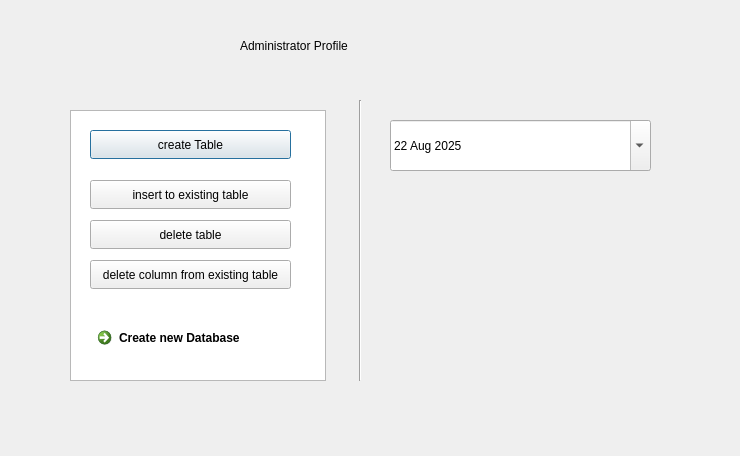
The window that admin_profile_dialog.ui (SandrAdora/GPA_Calculator) describes before a commit, drawn with Qt 5.
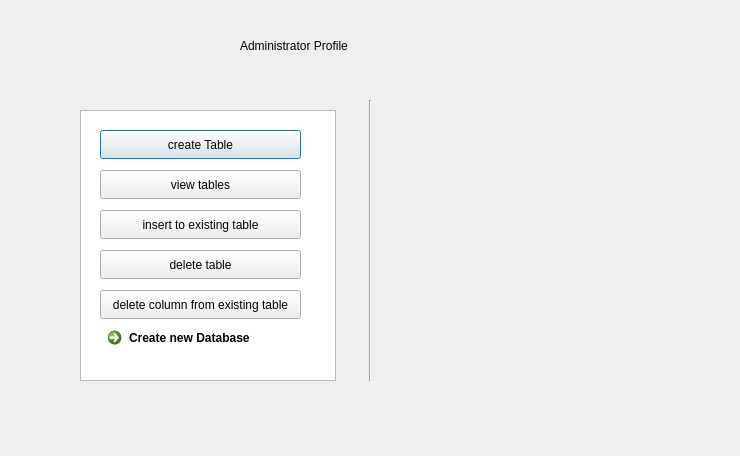
The same window after the commit.

What changed in the file:
```diff
--- a/admin_profile_dialog.ui
+++ b/admin_profile_dialog.ui
@@ -18,7 +18,7 @@
     <rect>
      <x>240</x>
      <y>30</y>
-     <width>191</width>
+     <width>281</width>
      <height>31</height>
     </rect>
    </property>
@@ -33,7 +33,7 @@
   <widget class="QWidget" name="widget_parent_admin_profile" native="true">
    <property name="geometry">
     <rect>
-     <x>40</x>
+     <x>50</x>
      <y>90</y>
      <width>641</width>
      <height>321</height>
@@ -49,32 +49,6 @@
      </rect>
     </property>
    </widget>
-   <widget class="QDateEdit" name="dateEdit_admin_profile">
-    <property name="geometry">
-     <rect>
-      <x>350</x>
-      <y>30</y>
-      <width>261</width>
-      <height>51</height>
-     </rect>
-    </property>
-    <property name="autoFillBackground">
-     <bool>false</bool>
-    </property>
-    <property name="showGroupSeparator" stdset="0">
-     <bool>true</bool>
-    </property>
-    <property name="calendarPopup">
-     <bool>true</bool>
-    </property>
-    <property name="date">
-     <date>
-      <year>2025</year>
-      <month>8</month>
-      <day>22</day>
-     </date>
-    </property>
-   </widget>
    <widget class="Line" name="line">
     <property name="geometry">
      <rect>
@@ -105,7 +79,7 @@
     <property name="geometry">
      <rect>
       <x>50</x>
-      <y>90</y>
+      <y>120</y>
       <width>201</width>
       <height>29</height>
      </rect>
@@ -118,7 +92,7 @@
     <property name="geometry">
      <rect>
       <x>50</x>
-      <y>130</y>
+      <y>160</y>
       <width>201</width>
       <height>29</height>
      </rect>
@@ -131,7 +105,7 @@
     <property name="geometry">
      <rect>
       <x>50</x>
-      <y>170</y>
+      <y>200</y>
       <width>201</width>
       <height>29</height>
      </rect>
@@ -153,6 +127,41 @@
      <string>Create new Database</string>
     </property>
    </widget>
+   <widget class="QWidget" name="verticalLayoutWidget">
+    <property name="geometry">
+     <rect>
+      <x>370</x>
+      <y>20</y>
+      <width>211</width>
+      <height>101</height>
+     </rect>
+    </property>
+    <layout class="QVBoxLayout" name="verticalLayout_date"/>
+   </widget>
+   <widget class="QPushButton" name="pushButton_view_table">
+    <property name="geometry">
+     <rect>
+      <x>50</x>
+      <y>80</y>
+      <width>201</width>
+      <height>29</height>
+     </rect>
+    </property>
+    <property name="text">
+     <string>view tables</string>
+    </property>
+   </widget>
+   <widget class="QWidget" name="verticalLayoutWidget_2">
+    <property name="geometry">
+     <rect>
+      <x>350</x>
+      <y>150</y>
+      <width>251</width>
+      <height>111</height>
+     </rect>
+    </property>
+    <layout class="QVBoxLayout" name="verticalLayout_profile"/>
+   </widget>
   </widget>
  </widget>
  <resources/>
```
